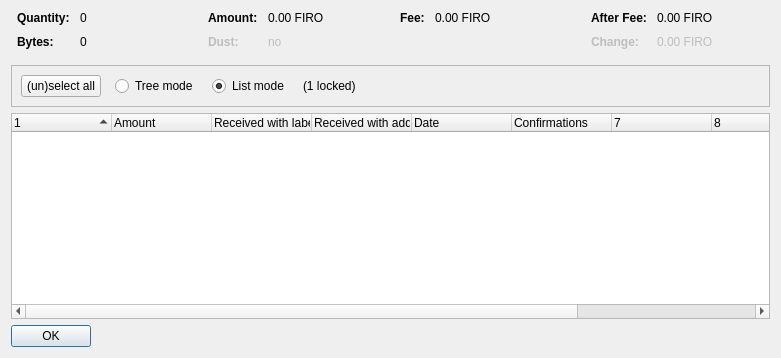
Old version of the form src/qt/forms/coincontroldialog.ui in the repository firoorg/firo.
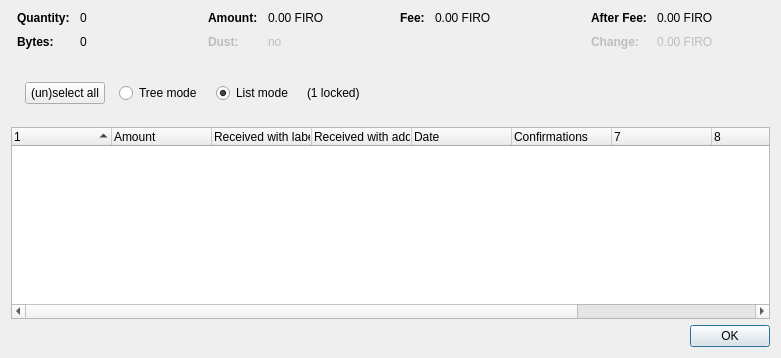
New version of the form. Custom widgets are drawn as their Qt base class.

The edit to the form file:
```diff
--- a/src/qt/forms/coincontroldialog.ui
+++ b/src/qt/forms/coincontroldialog.ui
@@ -308,16 +308,28 @@
      <property name="minimumSize">
       <size>
        <width>0</width>
-       <height>40</height>
+       <height>56</height>
       </size>
      </property>
      <property name="frameShape">
-      <enum>QFrame::StyledPanel</enum>
+      <enum>QFrame::NoFrame</enum>
      </property>
      <property name="frameShadow">
-      <enum>QFrame::Sunken</enum>
+      <enum>QFrame::Plain</enum>
      </property>
      <layout class="QHBoxLayout" name="horizontalLayout">
+      <property name="leftMargin">
+       <number>14</number>
+      </property>
+      <property name="topMargin">
+       <number>8</number>
+      </property>
+      <property name="rightMargin">
+       <number>14</number>
+      </property>
+      <property name="bottomMargin">
+       <number>8</number>
+      </property>
       <item>
        <layout class="QHBoxLayout" name="horizontalLayoutPanel" stretch="0,0,0,0,0">
         <property name="spacing">
@@ -468,7 +480,7 @@
    <item>
     <widget class="QDialogButtonBox" name="buttonBox">
      <property name="sizePolicy">
-      <sizepolicy hsizetype="Maximum" vsizetype="Fixed">
+      <sizepolicy hsizetype="Expanding" vsizetype="Fixed">
        <horstretch>0</horstretch>
        <verstretch>0</verstretch>
       </sizepolicy>
```
